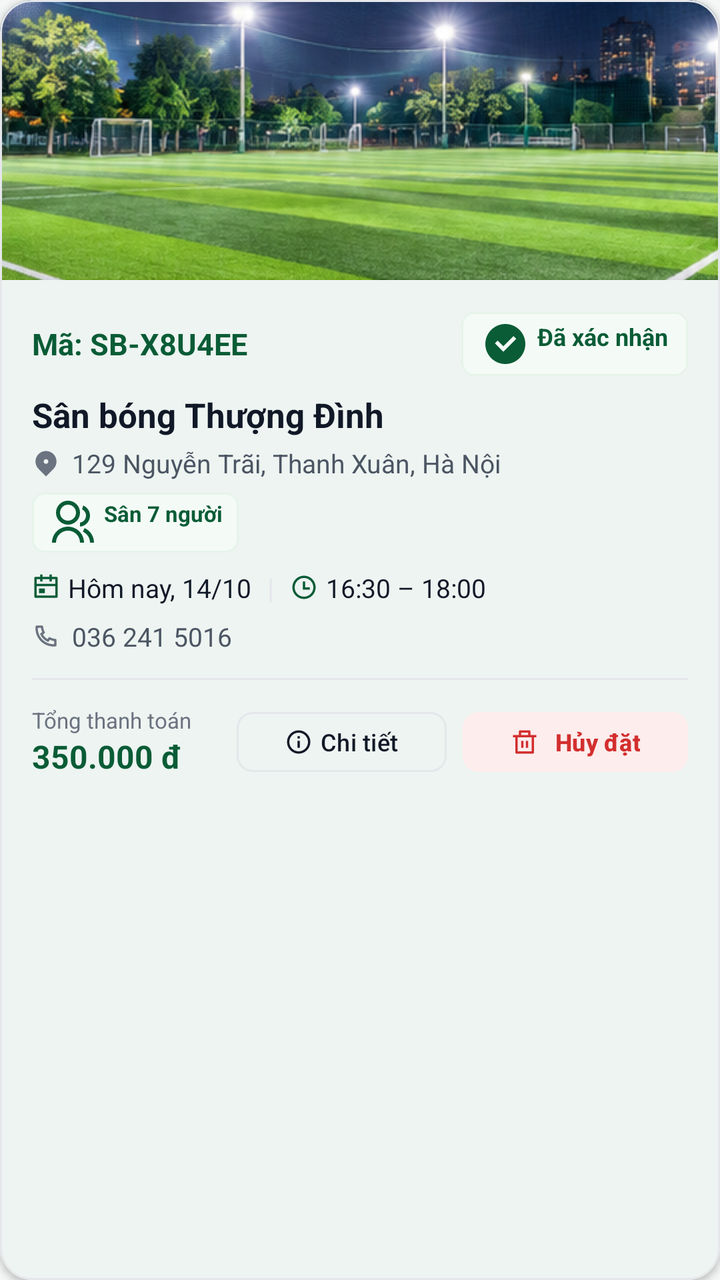
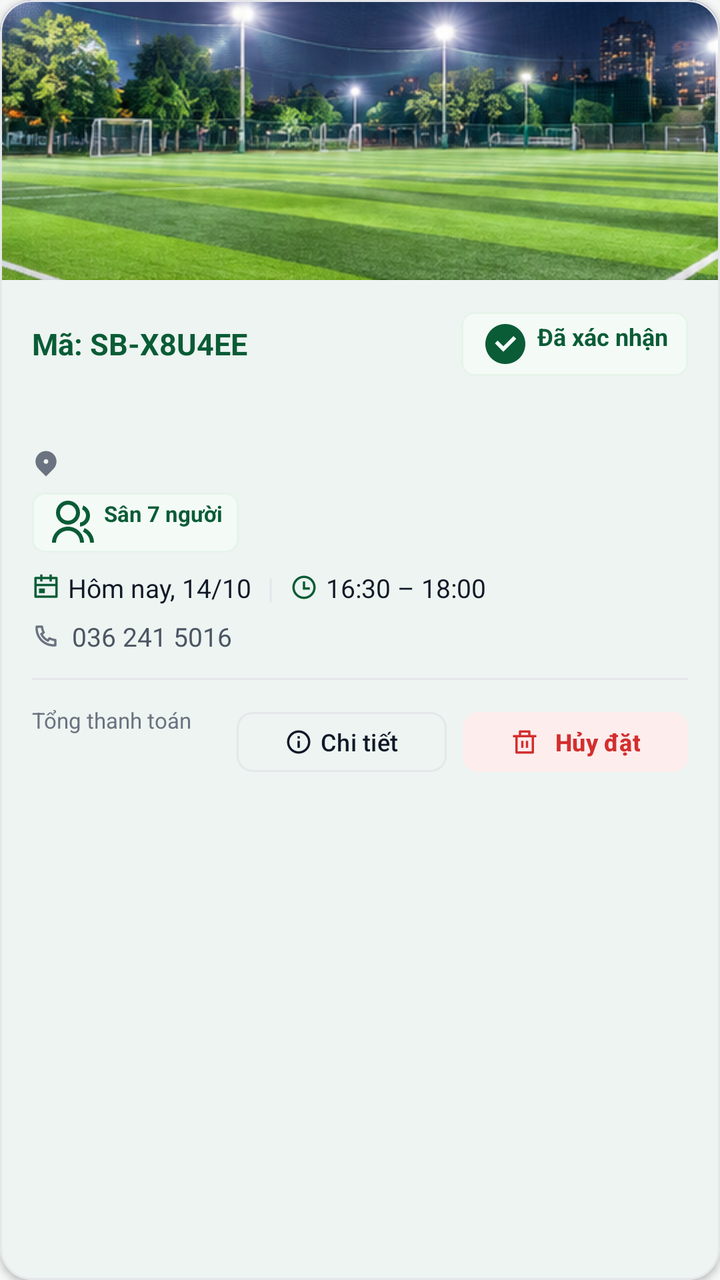

The first picture is an Android layout as it rendered before a commit; the second is the same layout after the commit. The layout source and the unified diff follow.
<!-- AndroidManifest.xml: application theme Theme.SanBong -->
<!-- res/layout/item_booking_card.xml -->
<?xml version="1.0" encoding="utf-8"?>
<com.google.android.material.card.MaterialCardView
    xmlns:android="http://schemas.android.com/apk/res/android"
    xmlns:app="http://schemas.android.com/apk/res-auto"
    android:layout_width="match_parent"
    android:layout_height="wrap_content"
    android:layout_marginHorizontal="16dp"
    android:layout_marginVertical="8dp"
    app:cardCornerRadius="16dp"
    app:cardElevation="2dp"
    app:strokeWidth="1dp"
    app:strokeColor="@color/border"
    app:cardBackgroundColor="@color/surface">

    <LinearLayout
        android:layout_width="match_parent"
        android:layout_height="wrap_content"
        android:orientation="vertical">

        
        <ImageView
            android:id="@+id/ivBookingBanner"
            android:layout_width="match_parent"
            android:layout_height="140dp"
            android:scaleType="centerCrop"
            android:src="@drawable/img_pitch_1" />

        <LinearLayout
            android:layout_width="match_parent"
            android:layout_height="wrap_content"
            android:orientation="vertical"
            android:padding="16dp">

            
            <LinearLayout
                android:layout_width="match_parent"
                android:layout_height="wrap_content"
                android:orientation="horizontal"
                android:gravity="center_vertical">

                <TextView
                    android:id="@+id/tvBookingCode"
                    android:layout_width="0dp"
                    android:layout_height="wrap_content"
                    android:layout_weight="1"
                    android:textSize="15sp"
                    android:textStyle="bold"
                    android:textColor="@color/primary_green"
                    android:text="Mã: SB-X8U4EE" />

                <TextView
                    android:id="@+id/tvBookingStatus"
                    android:layout_width="wrap_content"
                    android:layout_height="wrap_content"
                    android:paddingHorizontal="10dp"
                    android:paddingVertical="4dp"
                    android:background="@drawable/bg_type_badge"
                    android:textSize="12sp"
                    android:textStyle="bold"
                    android:textColor="@color/primary_green"
                    android:drawableStart="@drawable/ic_ri_check_circle"
                    android:drawablePadding="4dp"
                    app:drawableTint="@color/primary_green"
                    android:text="Đã xác nhận" />
            </LinearLayout>

            
            <TextView
                android:id="@+id/tvPitchName"
                android:layout_width="match_parent"
                android:layout_height="wrap_content"
                android:layout_marginTop="8dp"
                android:textSize="17sp"
                android:textStyle="bold"
                android:textColor="@color/text_primary"
                android:text="Sân bóng Thượng Đình" />

            
            <LinearLayout
                android:layout_width="match_parent"
                android:layout_height="wrap_content"
                android:layout_marginTop="4dp"
                android:orientation="horizontal"
                android:gravity="center_vertical">

                <ImageView
                    android:layout_width="14dp"
                    android:layout_height="14dp"
                    android:src="@drawable/ic_ri_map_pin"
                    app:tint="@color/text_muted" />

                <TextView
                    android:id="@+id/tvBookingAddress"
                    android:layout_width="match_parent"
                    android:layout_height="wrap_content"
                    android:layout_marginStart="6dp"
                    android:textSize="13sp"
                    android:textColor="@color/text_secondary"
                    android:text="129 Nguyễn Trãi, Thanh Xuân, Hà Nội" />
            </LinearLayout>

            
            <TextView
                android:id="@+id/tvBookingType"
                android:layout_width="wrap_content"
                android:layout_height="wrap_content"
                android:layout_marginTop="6dp"
                android:background="@drawable/bg_type_badge"
                android:paddingHorizontal="8dp"
                android:paddingVertical="3dp"
                android:textColor="@color/primary_green"
                android:textSize="11sp"
                android:textStyle="bold"
                android:drawableStart="@drawable/ic_ri_group"
                android:drawablePadding="4dp"
                app:drawableTint="@color/primary_green"
                android:text="Sân 7 người" />

            
            <LinearLayout
                android:layout_width="match_parent"
                android:layout_height="wrap_content"
                android:layout_marginTop="8dp"
                android:orientation="horizontal"
                android:gravity="center_vertical">

                <ImageView
                    android:layout_width="14dp"
                    android:layout_height="14dp"
                    android:src="@drawable/ic_ri_calendar"
                    app:tint="@color/primary_green" />

                <TextView
                    android:id="@+id/tvBookingDate"
                    android:layout_width="wrap_content"
                    android:layout_height="wrap_content"
                    android:layout_marginStart="4dp"
                    android:textSize="13sp"
                    android:textColor="@color/text_primary"
                    android:text="Hôm nay, 14/10" />

                <TextView
                    android:layout_width="wrap_content"
                    android:layout_height="wrap_content"
                    android:layout_marginHorizontal="8dp"
                    android:textColor="@color/border"
                    android:text="|" />

                <ImageView
                    android:layout_width="14dp"
                    android:layout_height="14dp"
                    android:src="@drawable/ic_ri_time"
                    app:tint="@color/primary_green" />

                <TextView
                    android:id="@+id/tvBookingTime"
                    android:layout_width="wrap_content"
                    android:layout_height="wrap_content"
                    android:layout_marginStart="4dp"
                    android:textSize="13sp"
                    android:textColor="@color/text_primary"
                    android:text="16:30 – 18:00" />
            </LinearLayout>

            
            <LinearLayout
                android:layout_width="match_parent"
                android:layout_height="wrap_content"
                android:layout_marginTop="6dp"
                android:orientation="horizontal"
                android:gravity="center_vertical">

                <ImageView
                    android:layout_width="14dp"
                    android:layout_height="14dp"
                    android:src="@drawable/ic_ri_phone"
                    app:tint="@color/text_muted" />

                <TextView
                    android:id="@+id/tvCustomerInfo"
                    android:layout_width="match_parent"
                    android:layout_height="wrap_content"
                    android:layout_marginStart="6dp"
                    android:textSize="13sp"
                    android:textColor="@color/text_secondary"
                    android:text="036 241 5016" />
            </LinearLayout>

            
            <View
                android:layout_width="match_parent"
                android:layout_height="1dp"
                android:layout_marginVertical="12dp"
                android:background="@color/border" />

            
            <LinearLayout
                android:layout_width="match_parent"
                android:layout_height="wrap_content"
                android:orientation="horizontal"
                android:gravity="center_vertical">

                <LinearLayout
                    android:layout_width="0dp"
                    android:layout_height="wrap_content"
                    android:layout_weight="1"
                    android:orientation="vertical">

                    <TextView
                        android:layout_width="wrap_content"
                        android:layout_height="wrap_content"
                        android:textSize="11sp"
                        android:textColor="@color/text_muted"
                        android:text="Tổng thanh toán" />

                    <TextView
                        android:id="@+id/tvTotalPrice"
                        android:layout_width="wrap_content"
                        android:layout_height="wrap_content"
                        android:textSize="16sp"
                        android:textStyle="bold"
                        android:textColor="@color/primary_green"
                        android:text="350.000 đ" />
                </LinearLayout>

                <com.google.android.material.button.MaterialButton
                    android:id="@+id/btnDetailsBooking"
                    style="@style/Widget.Material3.Button.OutlinedButton"
                    android:layout_width="wrap_content"
                    android:layout_height="38dp"
                    android:text="Chi tiết"
                    android:textSize="12sp"
                    android:textColor="@color/text_primary"
                    app:strokeColor="@color/border"
                    app:strokeWidth="1dp"
                    app:cornerRadius="8dp"
                    app:icon="@drawable/ic_ri_info"
                    app:iconSize="14dp"
                    app:iconTint="@color/text_primary" />

                <com.google.android.material.button.MaterialButton
                    android:id="@+id/btnCancelBooking"
                    android:layout_width="wrap_content"
                    android:layout_height="38dp"
                    android:layout_marginStart="8dp"
                    android:text="Hủy đặt"
                    android:textSize="12sp"
                    android:textStyle="bold"
                    app:cornerRadius="8dp"
                    android:backgroundTint="@color/danger_bg"
                    android:textColor="@color/danger"
                    app:strokeWidth="0dp"
                    app:icon="@drawable/ic_ri_delete_bin"
                    app:iconSize="14dp"
                    app:iconTint="@color/danger" />
            </LinearLayout>

        </LinearLayout>
    </LinearLayout>
</com.google.android.material.card.MaterialCardView>
<!-- resources referenced by this layout -->
<resources>
  <color name="border">#E5E7EB</color>
  <color name="danger">#D32F2F</color>
  <color name="danger_bg">#FDEDED</color>
  <color name="primary_green">#0A5C36</color>
  <color name="surface">#FFFFFF</color>
  <color name="text_muted">#6B7280</color>
  <color name="text_primary">#111827</color>
  <color name="text_secondary">#4B5563</color>
  <!-- drawable bg_type_badge (drawable) -->
  <?xml version="1.0" encoding="utf-8"?>
  <shape xmlns:android="http://schemas.android.com/apk/res/android">
      <solid android:color="@color/brand_50" />
      <stroke android:width="1dp" android:color="@color/brand_100" />
      <corners android:radius="6dp" />
  </shape>
  <!-- drawable ic_ri_calendar (drawable) -->
  ﻿<vector xmlns:android="http://schemas.android.com/apk/res/android"
      android:width="24dp"
      android:height="24dp"
      android:viewportWidth="24"
      android:viewportHeight="24">
      <path
          android:fillColor="#FF000000"
          android:pathData="M9 1V3H15V1H17V3H21C21.5523 3 22 3.44772 22 4V20C22 20.5523 21.5523 21 21 21H3C2.44772 21 2 20.5523 2 20V4C2 3.44772 2.44772 3 3 3H7V1H9ZM20 11H4V19H20V11ZM11 13V17H6V13H11ZM7 5H4V9H20V5H17V7H15V5H9V7H7V5Z" />
  </vector>
  <!-- drawable ic_ri_check_circle (drawable) -->
  ﻿<vector xmlns:android="http://schemas.android.com/apk/res/android"
      android:width="24dp"
      android:height="24dp"
      android:viewportWidth="24"
      android:viewportHeight="24">
      <path
          android:fillColor="#FF000000"
          android:pathData="M12 22C17.5228 22 22 17.5228 22 12C22 6.47715 17.5228 2 12 2C6.47715 2 2 6.47715 2 12C2 17.5228 6.47715 22 12 22ZM17.4571 9.45711L11 15.9142L6.79289 11.7071L8.20711 10.2929L11 13.0858L16.0429 8.04289L17.4571 9.45711Z" />
  </vector>
  <!-- drawable ic_ri_delete_bin (drawable) -->
  ﻿<vector xmlns:android="http://schemas.android.com/apk/res/android"
      android:width="24dp"
      android:height="24dp"
      android:viewportWidth="24"
      android:viewportHeight="24">
      <path
          android:fillColor="#FF000000"
          android:pathData="M17 6H22V8H20V21C20 21.5523 19.5523 22 19 22H5C4.44772 22 4 21.5523 4 21V8H2V6H7V3C7 2.44772 7.44772 2 8 2H16C16.5523 2 17 2.44772 17 3V6ZM18 8H6V20H18V8ZM9 11H11V17H9V11ZM13 11H15V17H13V11ZM9 4V6H15V4H9Z" />
  </vector>
  <!-- drawable ic_ri_info (drawable) -->
  ﻿<vector xmlns:android="http://schemas.android.com/apk/res/android"
      android:width="24dp"
      android:height="24dp"
      android:viewportWidth="24"
      android:viewportHeight="24">
      <path
          android:fillColor="#FF000000"
          android:pathData="M12 22C6.47715 22 2 17.5228 2 12C2 6.47715 6.47715 2 12 2C17.5228 2 22 6.47715 22 12C22 17.5228 17.5228 22 12 22ZM12 20C16.4183 20 20 16.4183 20 12C20 7.58172 16.4183 4 12 4C7.58172 4 4 7.58172 4 12C4 16.4183 7.58172 20 12 20ZM11 7H13V9H11V7ZM11 11H13V17H11V11Z" />
  </vector>
  <!-- drawable ic_ri_time (drawable) -->
  ﻿<vector xmlns:android="http://schemas.android.com/apk/res/android"
      android:width="24dp"
      android:height="24dp"
      android:viewportWidth="24"
      android:viewportHeight="24">
      <path
          android:fillColor="#FF000000"
          android:pathData="M12 22C6.47715 22 2 17.5228 2 12C2 6.47715 6.47715 2 12 2C17.5228 2 22 6.47715 22 12C22 17.5228 17.5228 22 12 22ZM12 20C16.4183 20 20 16.4183 20 12C20 7.58172 16.4183 4 12 4C7.58172 4 4 7.58172 4 12C4 16.4183 7.58172 20 12 20ZM13 12H17V14H11V7H13V12Z" />
  </vector>
  <color name="brand_50">#F4FBF7</color>
  <color name="brand_100">#E6F4EA</color>
  <color name="brand_700">#0D683D</color>
  <color name="brand_950">#074528</color>
  <color name="brand_600">#10804D</color>
  <color name="background">#F4F7F5</color>
  <color name="brand_800">#0A5C36</color>
  <style name="ThemeOverlay.SanBong.MaterialAlertDialog" parent="ThemeOverlay.Material3.MaterialAlertDialog">
          <item name="colorPrimary">@color/primary_green</item>
          <item name="colorSurface">@color/surface</item>
          <item name="colorOnSurface">@color/text_primary</item>
      </style>
  <!-- unchanged entries left out for length: 5 -->
</resources>

<!-- the commit's change to res/layout/item_booking_card.xml (unified diff, before → after) -->
@@ -73,7 +73,7 @@
                 android:textSize="17sp"
                 android:textStyle="bold"
                 android:textColor="@color/text_primary"
-                android:text="Sân bóng Thượng Đình" />
+                android:text="" />
 
             
             <LinearLayout
@@ -96,7 +96,7 @@
                     android:layout_marginStart="6dp"
                     android:textSize="13sp"
                     android:textColor="@color/text_secondary"
-                    android:text="129 Nguyễn Trãi, Thanh Xuân, Hà Nội" />
+                    android:text="" />
             </LinearLayout>
 
             
@@ -220,7 +220,7 @@
                         android:textSize="16sp"
                         android:textStyle="bold"
                         android:textColor="@color/primary_green"
-                        android:text="350.000 đ" />
+                        android:text="" />
                 </LinearLayout>
 
                 <com.google.android.material.button.MaterialButton
